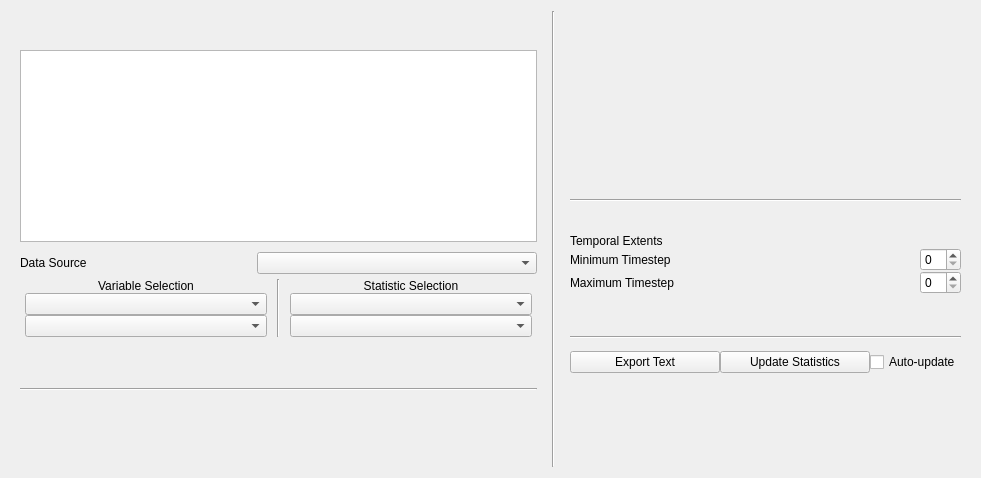
Above: apps/vaporgui/statsWindow.ui from StasJ/vapor-formatted before the change. Below: the same form after it.
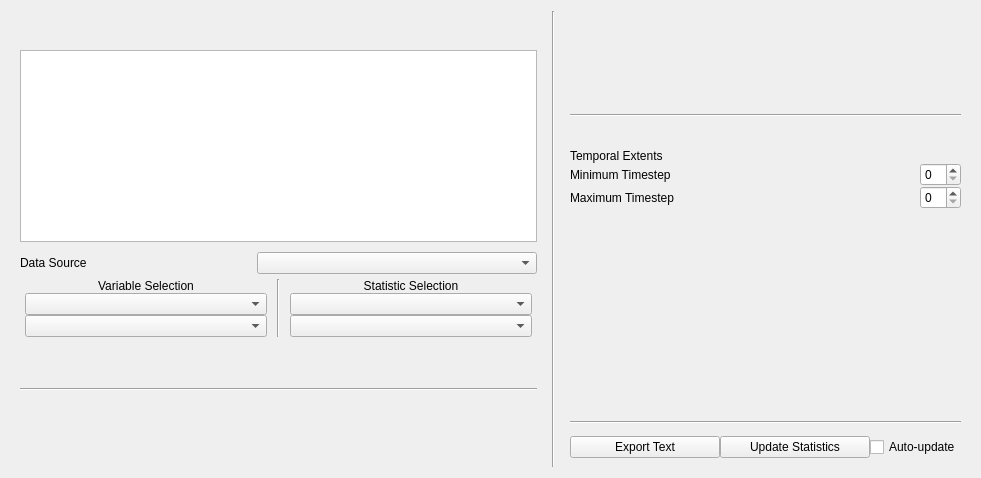
That is the form after the change. Custom widgets are drawn as their Qt base class.

Diff of the .ui file:
```diff
--- a/apps/vaporgui/statsWindow.ui
+++ b/apps/vaporgui/statsWindow.ui
@@ -278,7 +278,7 @@
      <item>
       <widget class="QWidget" name="widget_2" native="true">
        <property name="sizePolicy">
-        <sizepolicy hsizetype="Preferred" vsizetype="Maximum">
+        <sizepolicy hsizetype="Preferred" vsizetype="Minimum">
          <horstretch>0</horstretch>
          <verstretch>0</verstretch>
         </sizepolicy>
@@ -290,7 +290,7 @@
         <item>
          <widget class="GeometryWidget" name="MyGeometryWidget" native="true">
           <property name="sizePolicy">
-           <sizepolicy hsizetype="Preferred" vsizetype="Maximum">
+           <sizepolicy hsizetype="Preferred" vsizetype="Minimum">
             <horstretch>0</horstretch>
             <verstretch>0</verstretch>
            </sizepolicy>
@@ -305,6 +305,12 @@
         </item>
         <item>
          <widget class="CopyRegionWidget" name="MyCopyRegionWidget" native="true">
+          <property name="sizePolicy">
+           <sizepolicy hsizetype="Preferred" vsizetype="Minimum">
+            <horstretch>0</horstretch>
+            <verstretch>0</verstretch>
+           </sizepolicy>
+          </property>
           <property name="minimumSize">
            <size>
             <width>0</width>
@@ -569,6 +575,12 @@
   </layout>
  </widget>
  <customwidgets>
+  <customwidget>
+   <class>FidelityWidget</class>
+   <extends>QWidget</extends>
+   <header>FidelityWidget.h</header>
+   <container>1</container>
+  </customwidget>
   <customwidget>
    <class>CopyRegionWidget</class>
    <extends>QWidget</extends>
@@ -581,12 +593,6 @@
    <header>GeometryWidget.h</header>
    <container>1</container>
   </customwidget>
-  <customwidget>
-   <class>FidelityWidget</class>
-   <extends>QWidget</extends>
-   <header>FidelityWidget.h</header>
-   <container>1</container>
-  </customwidget>
  </customwidgets>
  <resources/>
  <connections/>
```
